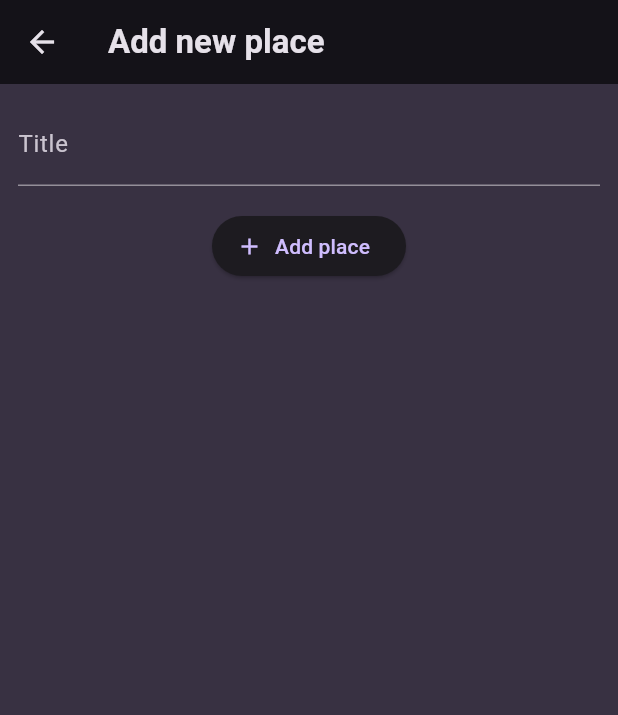
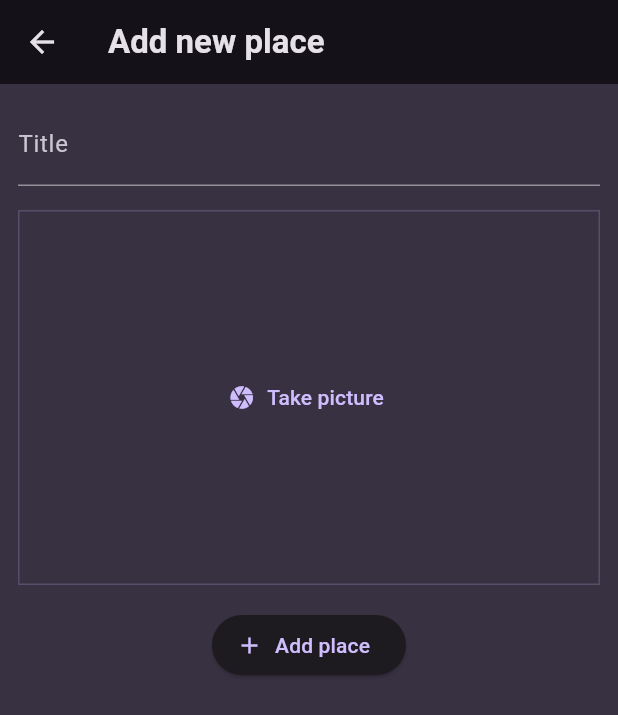
Before and after one commit to Meiendorf/favorite_places, a Flutter app: the AddPlaceScreen screen opened directly, on a phone screen of 412 x 824 dp. Shown: the top 715 px of the screen. Run offline on Flutter 3.47's test engine with Material 3 defaults, Android fonts, the phone set to English and light mode, and no system bars; our stand-ins replace flutter_riverpod, google_fonts, image_picker.

Commit message:
Add image_picker dependency

```diff
--- a/lib/screens/add_place.dart
+++ b/lib/screens/add_place.dart
@@ -1,4 +1,5 @@
 import 'package:favorite_places/providers/user_places.dart';
+import 'package:favorite_places/widgets/image_input.dart';
 import 'package:flutter/material.dart';
 import 'package:flutter_riverpod/flutter_riverpod.dart';
 
@@ -52,6 +53,8 @@ class _AddPlaceScreenState extends ConsumerState<AddPlaceScreen> {
               controller: _titleController,
             ),
             const SizedBox(height: 16),
+            const ImageInput(),
+            const SizedBox(height: 16),
             ElevatedButton.icon(
               onPressed: _savePlace,
               icon: const Icon(Icons.add),
--- /dev/null
+++ b/lib/widgets/image_input.dart
@@ -0,0 +1,64 @@
+import 'dart:io';
+
+import 'package:flutter/material.dart';
+import 'package:image_picker/image_picker.dart';
+
+class ImageInput extends StatefulWidget {
+  const ImageInput({super.key});
+
+  @override
+  State<ImageInput> createState() {
+    return _ImageInputState();
+  }
+}
+
+class _ImageInputState extends State<ImageInput> {
+  File? _selectedImage;
+
+  void _takePicture() async {
+    final imagePicker = ImagePicker();
+    final pickedImage = await imagePicker.pickImage(
+      source: ImageSource.camera,
+      maxWidth: 600,
+    );
+
+    if (pickedImage == null) {
+      return;
+    }
+
+    setState(() => _selectedImage = File(pickedImage.path));
+  }
+
+  @override
+  Widget build(BuildContext context) {
+    Widget content = TextButton.icon(
+      onPressed: _takePicture,
+      icon: const Icon(Icons.camera),
+      label: const Text('Take picture'),
+    );
+
+    if (_selectedImage != null) {
+      content = GestureDetector(
+        onTap: _takePicture,
+        child: Image.file(
+          _selectedImage!,
+          fit: BoxFit.cover,
+          width: double.infinity,
+          height: double.infinity,
+        ),
+      );
+    }
+
+    return Container(
+      decoration: BoxDecoration(
+        border: Border.all(
+            width: 1,
+            color: Theme.of(context).colorScheme.primary.withOpacity(0.2)),
+      ),
+      height: 250,
+      width: double.infinity,
+      alignment: Alignment.center,
+      child: content,
+    );
+  }
+}
--- a/pubspec.yaml
+++ b/pubspec.yaml
@@ -38,6 +38,7 @@ dependencies:
   google_fonts: ^6.2.1
   uuid: ^4.4.0
   flutter_riverpod: ^2.5.1
+  image_picker: ^1.1.0
 
 dev_dependencies:
   flutter_test:
```
Also changed, not shown: pubspec.lock, 6 other files.
